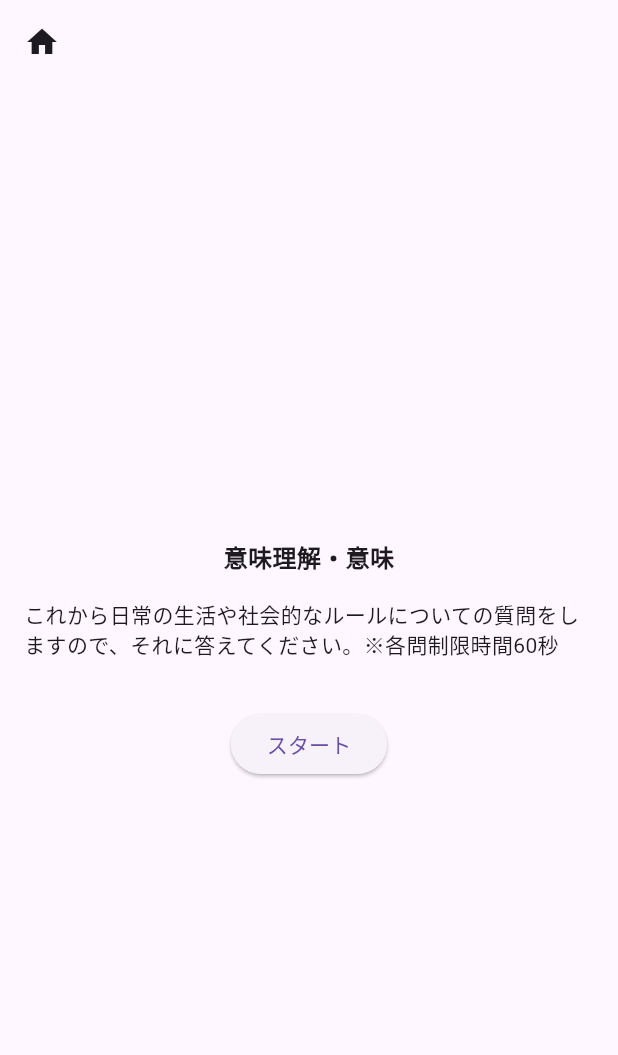
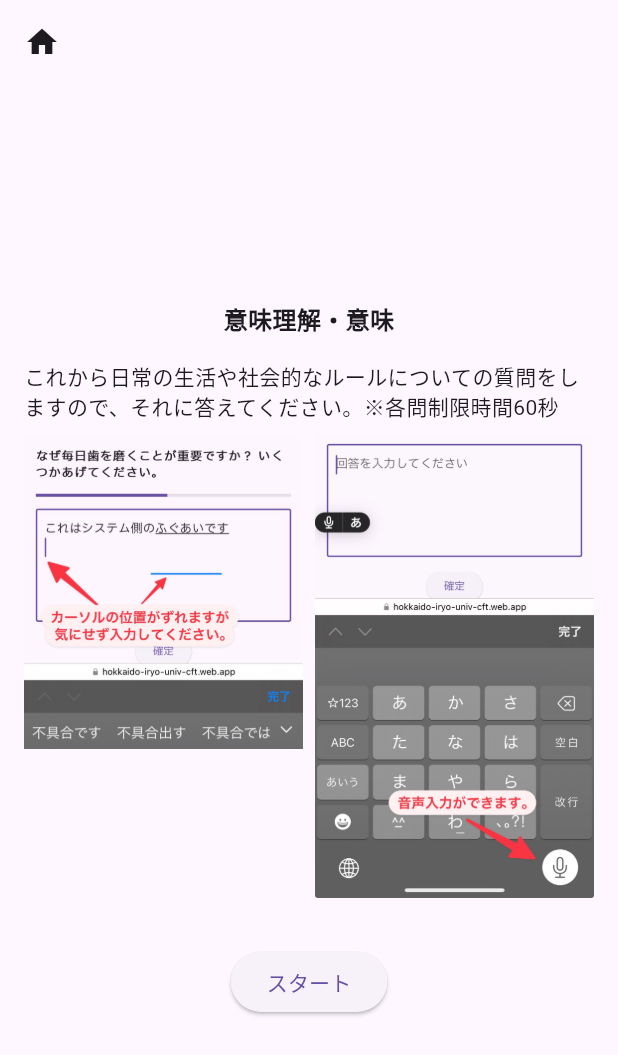
Before and after one commit to kenta-wakasa/cft, a Flutter app: the SemanticUnderstandingForMeaningPage screen opened by its route, on a phone screen of 412 x 824 dp. Shown: the top 1055 px of the screen. Run offline on Flutter 3.47's test engine with Material 3 defaults, Android fonts, the phone set to English and light mode, and no system bars; our stand-ins replace cloud_firestore, firebase_auth, firebase_core, flutter_riverpod, freezed_annotation, gap and 4 more; missing offline and left inert: arrow_path, dart:html; accounts and stored records are empty; generated files the repository leaves out were written again.

Commit message:
説明画像追加

```diff
--- a/lib/semantic_understanding.dart/semantic_understanding_for_meaning_page.dart
+++ b/lib/semantic_understanding.dart/semantic_understanding_for_meaning_page.dart
@@ -167,6 +167,16 @@ class _SemanticUnderstandingPageState
                   const Gap(16),
                   const Text(
                       'これから日常の生活や社会的なルールについての質問をしますので、それに答えてください。※各問制限時間60秒'),
+                  const Gap(8),
+                  Row(
+                    mainAxisAlignment: MainAxisAlignment.center,
+                    crossAxisAlignment: CrossAxisAlignment.start,
+                    children: [
+                      Expanded(child: Image.asset('assets/bug.jpg')),
+                      const Gap(8),
+                      Expanded(child: Image.asset('assets/input_voice.jpeg')),
+                    ],
+                  ),
                   const Gap(32),
                   ElevatedButton(
                     onPressed: () {
--- a/pubspec.yaml
+++ b/pubspec.yaml
@@ -39,5 +39,11 @@ dev_dependencies:
   custom_lint: ^0.6.4
   riverpod_lint: ^2.3.10
 
+# assets
+
+
+
 flutter:
   uses-material-design: true
+  assets:
+    - assets/
```
Also changed, not shown: assets/bug.jpg (added), assets/input_voice.jpeg (added), 1 other file.
